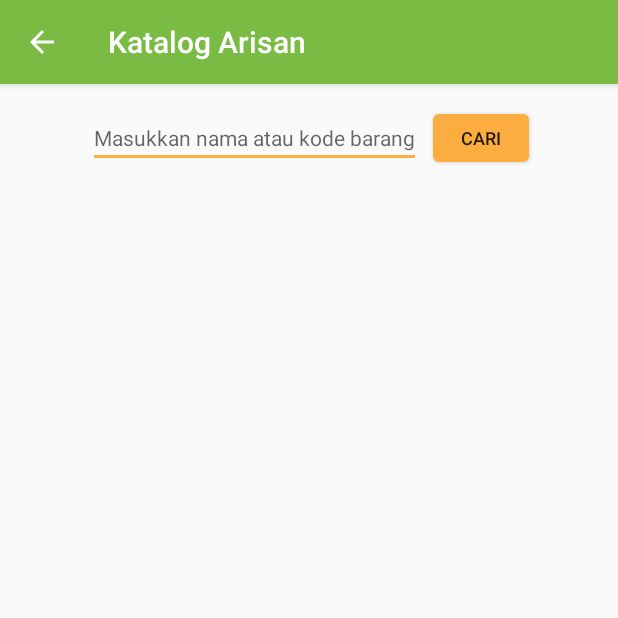
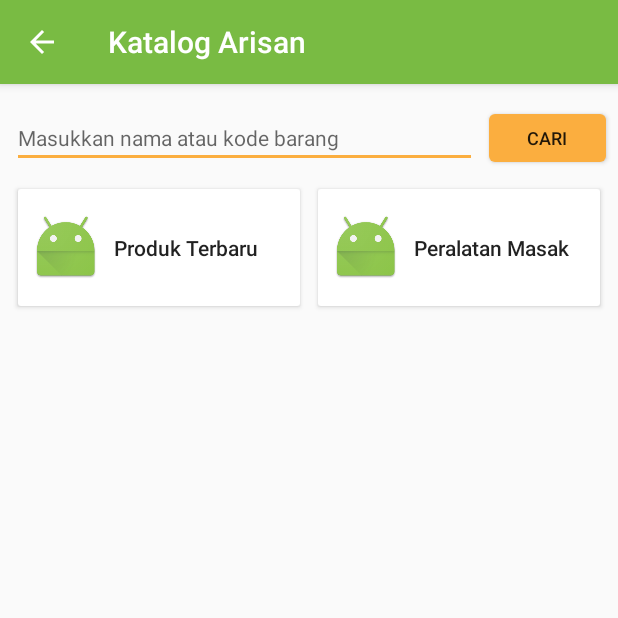
Before and after one commit to azwaradli/final-project, an Android app: the KatalogActivity screen opened directly, with no data from a screen before it, on a phone screen of 412 x 824 dp, the top half of it. Run offline under Robolectric (Android 15) with nearby library versions, the phone set to English and light mode, and no system bars.

Commit message:
add category buttons on catalog page

```diff
--- a/FinalProject/app/src/main/res/layout/activity_katalog.xml
+++ b/FinalProject/app/src/main/res/layout/activity_katalog.xml
@@ -15,18 +15,54 @@
         android:gravity="center">
 
         <EditText
-            android:layout_width="wrap_content"
+            android:layout_width="0dp"
             android:layout_height="wrap_content"
+            android:layout_weight="0.8"
+            android:layout_marginLeft="8dp"
             android:hint="Masukkan nama atau kode barang"
             android:textSize="14sp"/>
         <Button
-            android:layout_width="64dp"
+            android:layout_width="0dp"
             android:layout_height="32dp"
+            android:layout_weight="0.2"
             android:layout_marginLeft="8dp"
+            android:layout_marginRight="8dp"
             android:background="@drawable/orangeripple"
             android:text="cari"
             android:textSize="12sp"/>
 
     </LinearLayout>
 
+    <LinearLayout
+        android:layout_width="match_parent"
+        android:layout_height="wrap_content"
+        android:orientation="horizontal"
+        android:gravity="center"
+        android:layout_marginTop="8dp">
+        <Button
+            android:layout_width="0dp"
+            android:layout_height="90dp"
+            android:layout_weight="1"
+            android:layout_marginLeft="8dp"
+            android:layout_marginRight="2dp"
+            android:text="Produk Terbaru"
+            android:textAlignment="viewStart"
+            android:drawableLeft="@mipmap/ic_launcher"
+            android:drawablePadding="8dp"
+            android:textAllCaps="false"
+            android:backgroundTint="@android:color/white"/>
+        <Button
+            android:layout_width="0dp"
+            android:layout_height="90dp"
+            android:layout_weight="1"
+            android:layout_marginRight="8dp"
+            android:layout_marginLeft="2dp"
+            android:drawableLeft="@mipmap/ic_launcher"
+            android:drawablePadding="8dp"
+            android:textAlignment="viewStart"
+            android:backgroundTint="@android:color/white"
+            android:textAllCaps="false"
+            android:text="Peralatan Masak"/>
+    </LinearLayout>
+
 </LinearLayout>
```
